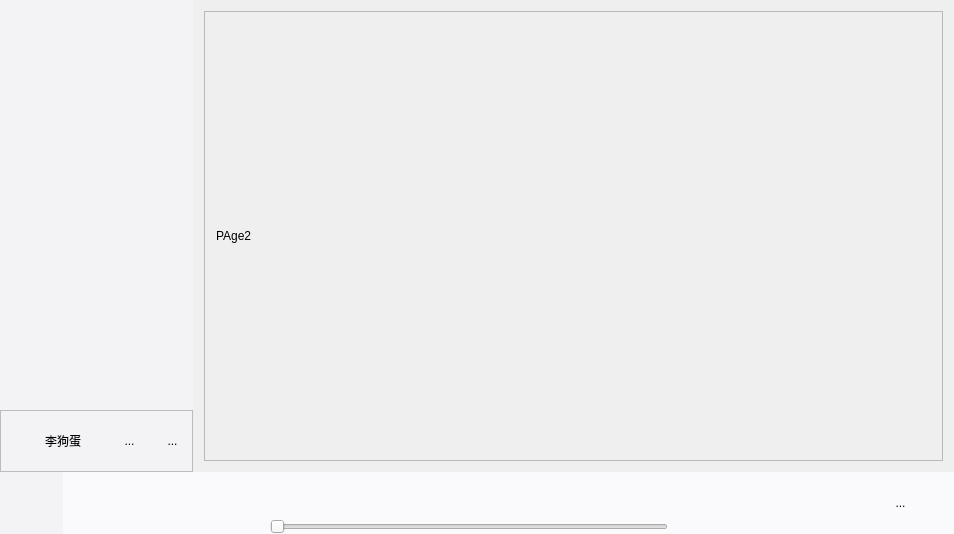
Above: mainwindow.ui from bcy2013/NeatMusic before the change. Below: the same form after it.
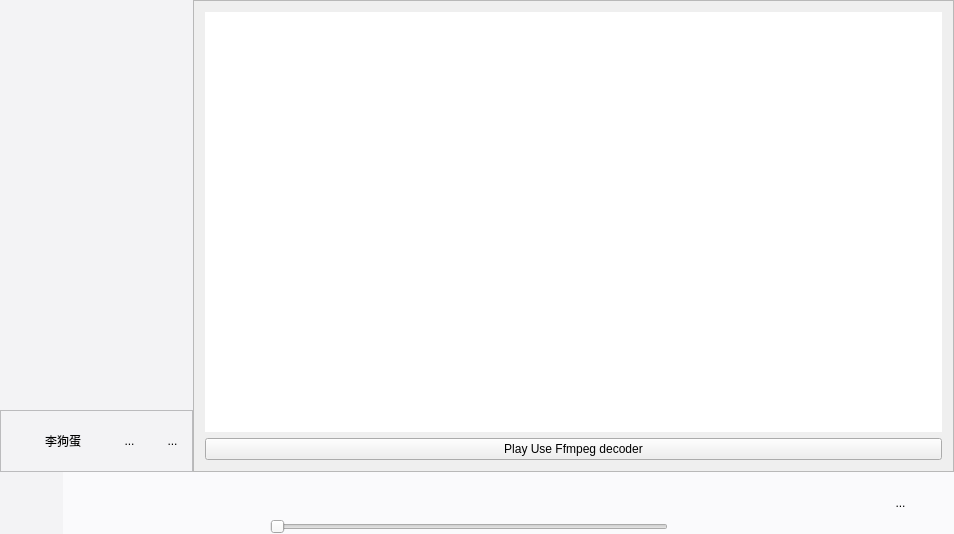
That is the form after the change. The open tabs and pages were chosen to show the change. Icons and pictures are not drawn. Custom widgets are drawn as their Qt base class.

Commit message:
ffmpeg,playList
ffmpeg解码音频，简单的播放列表

Diff of the .ui file:
```diff
--- a/mainwindow.ui
+++ b/mainwindow.ui
@@ -914,6 +914,21 @@
               </widget>
               <widget class="QWidget" name="page">
                <layout class="QVBoxLayout" name="verticalLayout_8">
+                <property name="spacing">
+                 <number>0</number>
+                </property>
+                <property name="leftMargin">
+                 <number>0</number>
+                </property>
+                <property name="topMargin">
+                 <number>0</number>
+                </property>
+                <property name="rightMargin">
+                 <number>0</number>
+                </property>
+                <property name="bottomMargin">
+                 <number>0</number>
+                </property>
                 <item>
                  <widget class="QFrame" name="frame_10">
                   <property name="frameShape">
@@ -922,11 +937,55 @@
                   <property name="frameShadow">
                    <enum>QFrame::Raised</enum>
                   </property>
-                  <layout class="QGridLayout" name="gridLayout_6">
-                   <item row="0" column="0">
-                    <widget class="QLabel" name="label_2">
+                  <layout class="QVBoxLayout" name="verticalLayout_9">
+                   <item>
+                    <widget class="QListView" name="listView_3">
+                     <property name="focusPolicy">
+                      <enum>Qt::NoFocus</enum>
+                     </property>
+                     <property name="styleSheet">
+                      <string notr="true">QListView{
+    alternate-background-color:#f9f9f9; 
+    show-decoration-selected: 1;
+	font: 11pt &quot;Microsoft YaHei UI&quot;;  
+    color:#7a7a7a;  
+}
+QListView::item:hover{
+	background-color:#f2f2f3;
+}
+QListView::item:selected{
+    color:#c62e2e; 
+    background-color:#dedee0;  
+}
+</string>
+                     </property>
+                     <property name="frameShape">
+                      <enum>QFrame::NoFrame</enum>
+                     </property>
+                     <property name="frameShadow">
+                      <enum>QFrame::Plain</enum>
+                     </property>
+                     <property name="verticalScrollBarPolicy">
+                      <enum>Qt::ScrollBarAlwaysOff</enum>
+                     </property>
+                     <property name="horizontalScrollBarPolicy">
+                      <enum>Qt::ScrollBarAlwaysOff</enum>
+                     </property>
+                     <property name="alternatingRowColors">
+                      <bool>true</bool>
+                     </property>
+                     <property name="verticalScrollMode">
+                      <enum>QAbstractItemView::ScrollPerPixel</enum>
+                     </property>
+                     <property name="horizontalScrollMode">
+                      <enum>QAbstractItemView::ScrollPerPixel</enum>
+                     </property>
+                    </widget>
+                   </item>
+                   <item>
+                    <widget class="QPushButton" name="pushButton">
                      <property name="text">
-                      <string>PAge2</string>
+                      <string>Play Use Ffmpeg decoder</string>
                      </property>
                     </widget>
                    </item>
```
The commit also changes 14 other files.
